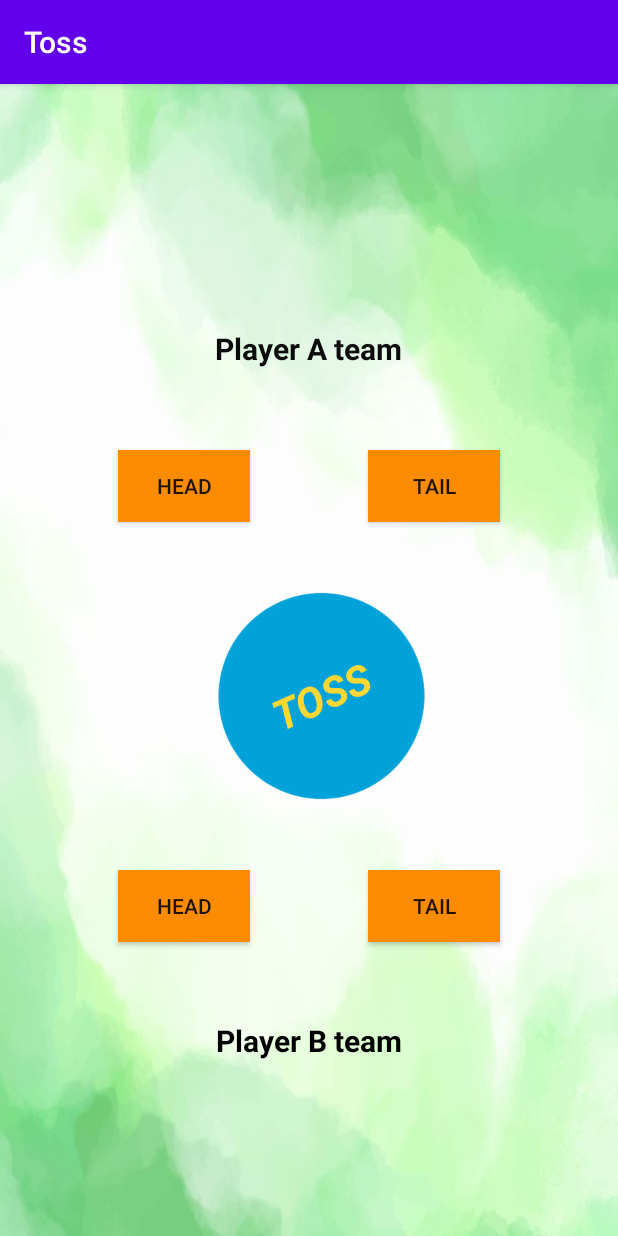
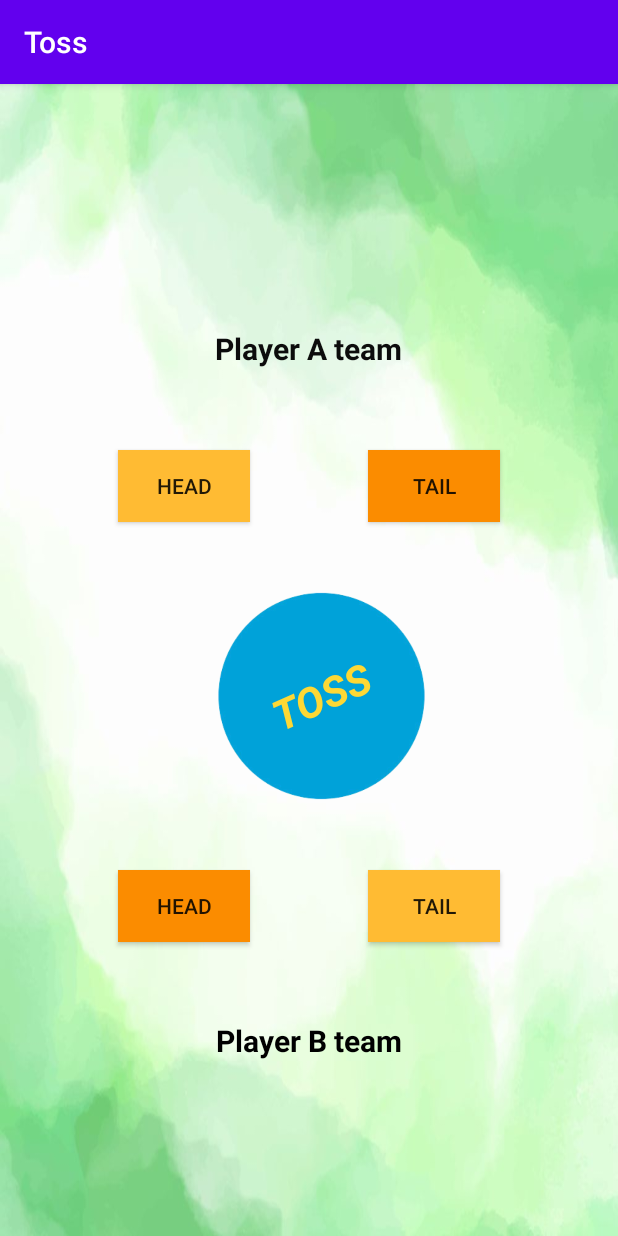
Before and after one commit to bn-sharath/Toss, an Android app: the screen it shows after launch (MainActivity), after a tap on "TAIL", on a phone screen of 412 x 824 dp. Run offline under Robolectric (Android 15) with nearby library versions, the light colour scheme and no system bars; Roboto replaces fonts that are not available here; 1 other tap on this screen came first.

Commit message:
not so good but little better in buttons

```diff
--- a/app/src/main/java/com/sharathbn2001gmail/toss/MainActivity.java
+++ b/app/src/main/java/com/sharathbn2001gmail/toss/MainActivity.java
@@ -6,27 +6,44 @@ import android.view.View;
 import android.widget.Button;
 import android.widget.ImageView;
 import android.widget.TextView;
-import android.widget.Toast;
 
 public class MainActivity extends AppCompatActivity {
     ImageView coin_image;
-    Button ahead_button,atail_button,bhead_button,btail_button;
+     Button ahead_button,atail_button,bhead_button,btail_button;
     TextView resultA,resultB,imagecenter_toss;
 
+    int color,initial_color,red,green;
+    boolean ahead,atail,bhead,btail;
+    public MainActivity()
+    {
+        green=0xFF00FF00;
+        red=0xFFFF0000;
+        color= 0xFFFB8C00;
+      initial_color = 0xFFFFBB33;
+       ahead=false ;
+       atail=false;
+       bhead=false;
+       btail=false;
+    }
     //variables for initialing the head and tail
-    public boolean ahead ,atail,bhead,btail;
 
-    int color;
-    protected void setButtonColors(int i_color){
+
+
+    protected void setButtonColors(){
         if(ahead)
         {
-            ahead_button.setBackgroundColor(i_color);
-            btail_button.setBackgroundColor(i_color);
+            ahead_button.setBackgroundColor(color);
+            btail_button.setBackgroundColor(color);
+            bhead_button.setBackgroundColor(initial_color);
+            atail_button.setBackgroundColor(initial_color);
         }
-        else {
-            bhead_button.setBackgroundColor(i_color);
-            atail_button.setBackgroundColor(i_color);
+        else if(bhead){
+            bhead_button.setBackgroundColor(color);
+            atail_button.setBackgroundColor(color);
+            ahead_button.setBackgroundColor(initial_color);
+            btail_button.setBackgroundColor(initial_color);
         }
+
     }
 
 
@@ -34,19 +51,22 @@ public class MainActivity extends AppCompatActivity {
     protected void onCreate(Bundle savedInstanceState) {
         super.onCreate(savedInstanceState);
         setContentView(R.layout.activity_main);
+
+
         //textview.... initialising textview object to corresponding variable
-            imagecenter_toss=(TextView)findViewById(R.id.tossing);
-            resultB=(TextView)findViewById(R.id.result_b);
-            resultA=(TextView)findViewById(R.id.result_a);
+            imagecenter_toss= findViewById(R.id.tossing);
+            resultB= findViewById(R.id.result_b);
+            resultA= findViewById(R.id.result_a);
 
         //textview.... initializing button object to corresponding variable
-            ahead_button=(Button)findViewById(R.id.ahead);
-            atail_button=(Button)findViewById(R.id.atail);
-            bhead_button=(Button)findViewById(R.id.bhead);
-            btail_button=(Button)findViewById(R.id.btail);
+            ahead_button= findViewById(R.id.ahead);
+            atail_button= findViewById(R.id.atail);
+            bhead_button= findViewById(R.id.bhead);
+            btail_button= findViewById(R.id.btail);
 
         //textview.... initializing imageview object to corresponding variable
-            coin_image=(ImageView)findViewById(R.id.coin);
+            coin_image= findViewById(R.id.coin);
+
 
             // when button is clicked ,methods for what to do
         ahead_button.setOnClickListener(new View.OnClickListener() {
@@ -56,8 +76,8 @@ public class MainActivity extends AppCompatActivity {
                 atail=false;
                 bhead=false;
                 btail=true;
-                color= 0xFFFB8C00;
-               setButtonColors(color);
+//                color= 0xFFFB8C00;
+              setButtonColors();
             }
         });
 
@@ -68,8 +88,8 @@ public class MainActivity extends AppCompatActivity {
                 btail=false;
                 atail=true;
                 ahead=false;
-                color= 0xFFFB8C00;
-                setButtonColors(color);
+//                color= 0xFFFB8C00;
+                setButtonColors();
             }
         });
 
@@ -80,8 +100,8 @@ public class MainActivity extends AppCompatActivity {
                 ahead=false;
                 btail=false;
                 bhead=true;
-                color= 0xFFFB8C00;
-                setButtonColors(color);
+//                color= 0xFFFB8C00;
+                setButtonColors();
 
             }
         });
@@ -93,14 +113,22 @@ public class MainActivity extends AppCompatActivity {
                 bhead=false;
                 ahead=true;
                 atail=false;
-                color= 0xFFFB8C00;
-                setButtonColors(color);
+//                color= 0xFFFB8C00;
+                setButtonColors();
 
             }
         });
 
+        imagecenter_toss.setOnClickListener(new View.OnClickListener() {
+            @Override
+            public void onClick(View v) {
+                imagecenter_toss.setText("");
+                coin_image.animate().setDuration(2000);
+                coin_image.animate().rotationXBy(360f);
+                imagecenter_toss.setText("Head");
+            }
 
-
+        });
 
 
     }
```
